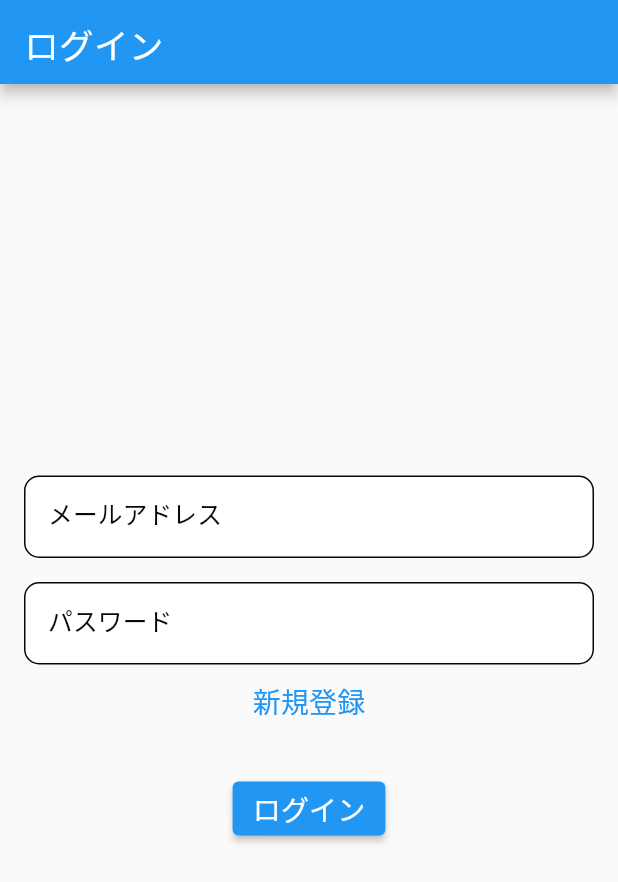
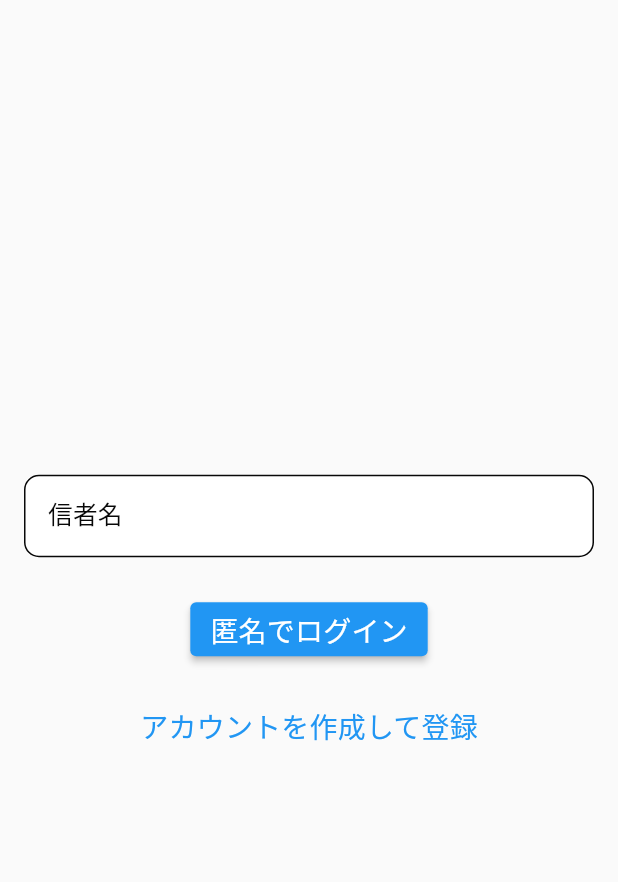
Before and after one commit to Fukuoka-Flutter-Fanclub/hackathon_2024_app, a Flutter app: the screen it shows after launch, on a phone screen of 412 x 824 dp. Shown: the top 882 px of the screen. Run offline on Flutter 3.47's test engine with Material 3 defaults, Android fonts, the phone set to English and light mode, and no system bars; our stand-ins replace email_validator, flutter_dotenv, flutter_riverpod, flutter_screenutil, go_router, sentry_flutter and 1 more; accounts and stored records are empty.

Commit message:
ニックネーム入力フォーム

```diff
--- a/lib/features/auth/pages/login_page.dart
+++ /dev/null
@@ -1,123 +0,0 @@
-import 'package:email_validator/email_validator.dart';
-import 'package:flutter/material.dart';
-import 'package:go_router/go_router.dart';
-import 'package:supabase_flutter/supabase_flutter.dart';
-import 'package:tokyo_hakkason2024_app/features/auth/pages/signup_page.dart';
-import 'package:tokyo_hakkason2024_app/features/home/pages/home_page.dart';
-
-import '../../../core/providers/supabase_provider.dart';
-
-class LoginPage extends StatefulWidget {
-  const LoginPage({super.key});
-  static const String routeName = '/login';
-
-  @override
-  State<LoginPage> createState() => _LoginPageState();
-}
-
-class _LoginPageState extends State<LoginPage> {
-  final _emailController = TextEditingController();
-  final _passwordController = TextEditingController();
-  final _focusNode = FocusNode();
-  final _formKey = GlobalKey<FormState>();
-  bool _isLoading = false;
-
-  Future<void> _signIn() async {
-    try {
-      _focusNode.unfocus();
-      final validate = _formKey.currentState?.validate();
-      if (validate == false) {
-        _focusNode.requestFocus();
-        return;
-      }
-      setState(() => _isLoading = true);
-
-      await supabase.auth.signInWithPassword(
-        email: _emailController.text.trim(),
-        password: _passwordController.text.trim(),
-      );
-
-      if (mounted) {
-        context.go(HomePage.routeName);
-      }
-    } on AuthException catch (e) {
-      ScaffoldMessenger.of(context).showSnackBar(
-        SnackBar(content: Text(e.message)),
-      );
-    } catch (e) {
-      ScaffoldMessenger.of(context).showSnackBar(
-        const SnackBar(content: Text('予期せぬエラーが発生しました')),
-      );
-    } finally {
-      if (mounted) setState(() => _isLoading = false);
-    }
-  }
-
-  @override
-  Widget build(BuildContext context) {
-    return Focus(
-      focusNode: _focusNode,
-      child: Scaffold(
-        appBar: AppBar(title: const Text('ログイン')),
-        body: Padding(
-          padding: const EdgeInsets.all(16),
-          child: Form(
-            key: _formKey,
-            child: Column(
-              mainAxisAlignment: MainAxisAlignment.center,
-              children: [
-                TextFormField(
-                  controller: _emailController,
-                  decoration: const InputDecoration(labelText: 'メールアドレス'),
-                  keyboardType: TextInputType.emailAddress,
-                  validator: (value) {
-                    if (value == null || value.isEmpty) {
-                      return 'メールアドレスが空です';
-                    }
-                    if (!EmailValidator.validate(value)) {
-                      return 'メールアドレスが不正です';
-                    }
-                    return null;
-                  },
-                ),
-                const SizedBox(height: 16),
-                // TODO(Minato): パスワードの表示非表示を追加したい
-                TextFormField(
-                  controller: _passwordController,
-                  decoration: const InputDecoration(labelText: 'パスワード'),
-                  obscureText: true,
-                  validator: (value) {
-                    if (value == null || value.isEmpty) {
-                      return 'パスワードが空です';
-                    }
-                    return null;
-                  },
-                ),
-                TextButton(
-                    onPressed: () {
-                      _focusNode.unfocus();
-                      context.go(SignupPage.routeName);
-                    },
-                    child: const Text('新規登録')),
-                const SizedBox(height: 24),
-                ElevatedButton(
-                  onPressed: _isLoading ? null : _signIn,
-                  child: _isLoading
-                      ? const CircularProgressIndicator()
-                      : const Text('ログイン'),
-                ),
-              ],
-            ),
-          ),
-        ),
-      ),
-    );
-  }
-
-  @override
-  void dispose() {
-    _emailController.dispose();
-    _passwordController.dispose();
-    super.dispose();
-  }
-}
--- /dev/null
+++ b/lib/features/auth/pages/registration_page.dart
@@ -0,0 +1,123 @@
+import 'package:flutter/material.dart';
+import 'package:go_router/go_router.dart';
+import 'package:supabase_flutter/supabase_flutter.dart';
+import 'package:tokyo_hakkason2024_app/features/auth/pages/signup_page.dart';
+import 'package:tokyo_hakkason2024_app/features/home/pages/home_page.dart';
+
+import '../../../core/providers/supabase_provider.dart';
+
+class RegistrationPage extends StatefulWidget {
+  const RegistrationPage({super.key});
+  static const String routeName = '/registration';
+
+  @override
+  State<RegistrationPage> createState() => _RegistrationPageState();
+}
+
+class _RegistrationPageState extends State<RegistrationPage> {
+  final _nameController = TextEditingController();
+  final _focusNode = FocusNode();
+  final _formKey = GlobalKey<FormState>();
+  bool _isLoading = false;
+
+  Future<void> _signInAnonymously() async {
+    try {
+      _focusNode.unfocus();
+      final validate = _formKey.currentState?.validate();
+      if (validate == false) {
+        _focusNode.requestFocus();
+        return;
+      }
+      setState(() => _isLoading = true);
+
+      // 匿名認証を実行
+      final AuthResponse response = await supabase.auth.signInAnonymously();
+
+      // usersテーブルにユーザー情報を保存
+      if (response.user != null) {
+        await supabase.from('users').upsert({
+          'id': response.user!.id,
+          'name': _nameController.text.trim(),
+          'created_at': DateTime.now().toIso8601String(),
+          'updated_at': DateTime.now().toIso8601String(),
+        });
+
+        // BuildContextの有効性をチェック
+        if (!mounted) return;
+
+        // ホーム画面に遷移
+        context.go(HomePage.routeName);
+      }
+    } on AuthException catch (e) {
+      if (!mounted) return;
+      ScaffoldMessenger.of(context).showSnackBar(
+        SnackBar(content: Text(e.message)),
+      );
+    } catch (e) {
+      if (!mounted) return;
+      ScaffoldMessenger.of(context).showSnackBar(
+        const SnackBar(content: Text('予期せぬエラーが発生しました')),
+      );
+    } finally {
+      if (mounted) {
+        setState(() => _isLoading = false);
+      }
+    }
+  }
+
+  @override
+  Widget build(BuildContext context) {
+    return Focus(
+      focusNode: _focusNode,
+      child: Scaffold(
+        body: Padding(
+          padding: const EdgeInsets.all(16),
+          child: Form(
+            key: _formKey,
+            child: Column(
+              mainAxisAlignment: MainAxisAlignment.center,
+              children: [
+                TextFormField(
+                  controller: _nameController,
+                  decoration: const InputDecoration(labelText: '信者名'),
+                  validator: (value) {
+                    if (value == null || value.isEmpty) {
+                      return 'ニックネームを入力してください';
+                    }
+                    if (value.length > 20) {
+                      return 'ニックネームは20文字以内で入力してください';
+                    }
+                    return null;
+                  },
+                ),
+                const SizedBox(height: 24),
+                ElevatedButton(
+                  onPressed: _isLoading ? null : _signInAnonymously,
+                  child: _isLoading
+                      ? const CircularProgressIndicator()
+                      : const Text('匿名でログイン'),
+                ),
+                if (!_isLoading) ...[
+                  const SizedBox(height: 16),
+                  TextButton(
+                    onPressed: () {
+                      _focusNode.unfocus();
+                      context.go(SignupPage.routeName);
+                    },
+                    child: const Text('アカウントを作成して登録'),
+                  ),
+                ],
+              ],
+            ),
+          ),
+        ),
+      ),
+    );
+  }
+
+  @override
+  void dispose() {
+    _nameController.dispose();
+    super.dispose();
+  }
+}
--- a/lib/router.dart
+++ b/lib/router.dart
@@ -2,7 +2,7 @@ import 'package:flutter/material.dart';
 import 'package:flutter_riverpod/flutter_riverpod.dart';
 import 'package:go_router/go_router.dart';
 import 'package:tokyo_hakkason2024_app/core/providers/supabase_provider.dart';
-import 'package:tokyo_hakkason2024_app/features/auth/pages/login_page.dart';
+import 'package:tokyo_hakkason2024_app/features/auth/pages/registration_page.dart';
 import 'package:tokyo_hakkason2024_app/features/auth/pages/signup_page.dart';
 import 'package:tokyo_hakkason2024_app/features/home/pages/home_page.dart';
 
@@ -12,7 +12,7 @@ final routerProvider = Provider<GoRouter>((ref) {
     redirect: (_, state) {
       if (supabase.auth.currentUser == null &&
           state.matchedLocation == HomePage.routeName) {
-        return LoginPage.routeName;
+        return RegistrationPage.routeName;
       }
       return null;
     },
@@ -28,12 +28,12 @@ final routerProvider = Provider<GoRouter>((ref) {
         },
       ),
       GoRoute(
-        path: LoginPage.routeName,
-        name: LoginPage.routeName,
+        path: RegistrationPage.routeName,
+        name: RegistrationPage.routeName,
         pageBuilder: (context, state) {
           return MaterialPage(
             key: state.pageKey,
-            child: const LoginPage(),
+            child: const RegistrationPage(),
           );
         },
       ),
```
